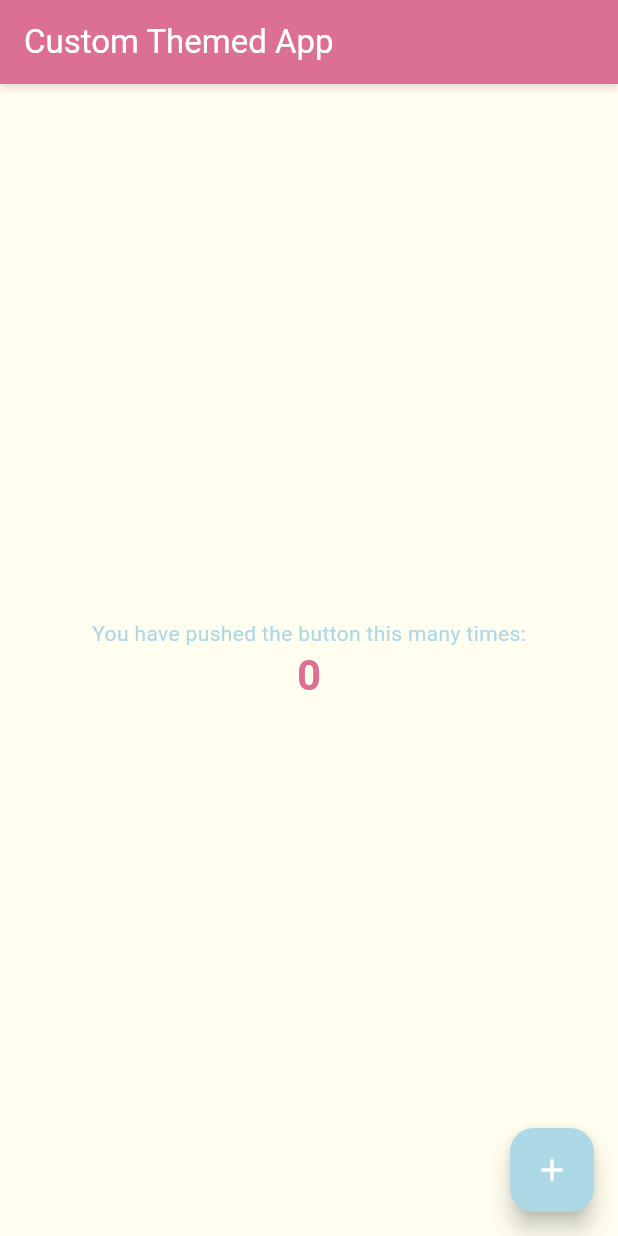
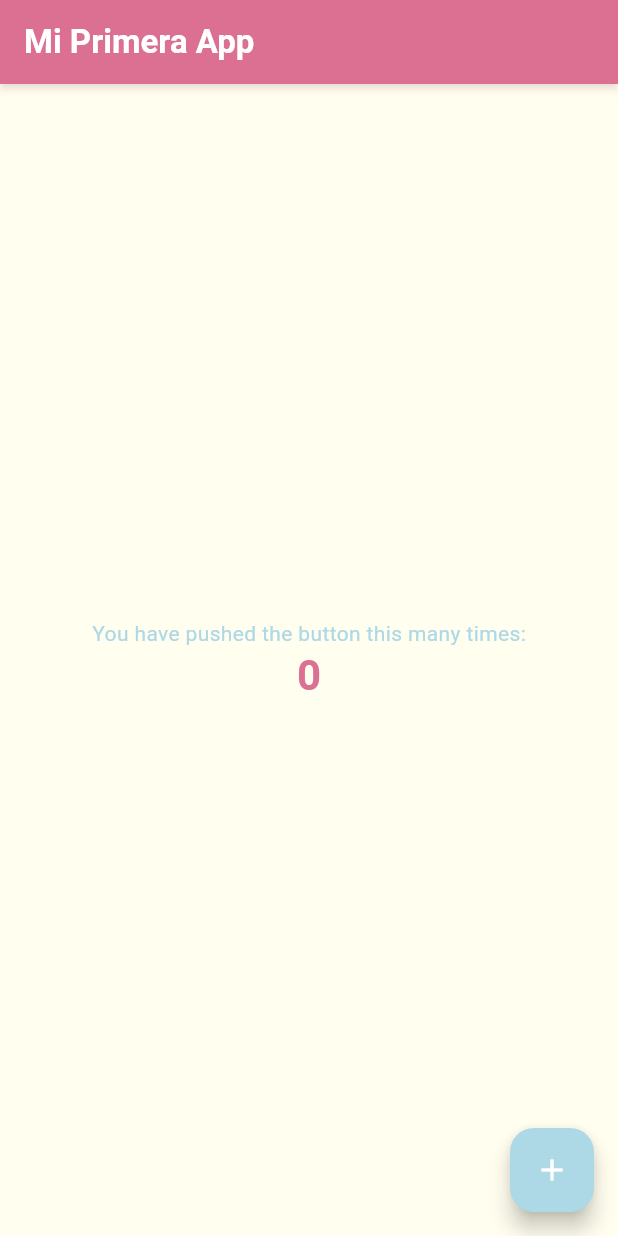
Before and after one commit to kmmelissat/flutter_demo, a Flutter app: the screen it shows after launch, on a phone screen of 412 x 824 dp. Run offline on Flutter 3.47's test engine with Material 3 defaults, Android fonts, the phone set to English and light mode, and no system bars.

Commit message:
🔧 Update home page title and enhance AppBar title styling for better visibility

```diff
--- a/lib/main.dart
+++ b/lib/main.dart
@@ -13,7 +13,7 @@ class MyApp extends StatelessWidget {
     return MaterialApp(
       title: 'Flutter Demo',
       theme: AppTheme.lightTheme,
-      home: const MyHomePage(title: 'Custom Themed App'),
+      home: const MyHomePage(title: 'Mi Primera App'),
     );
   }
 }
@@ -59,7 +59,13 @@ class _MyHomePageState extends State<MyHomePage> {
     // fast, so that you can just rebuild anything that needs updating rather
     // than having to individually change instances of widgets.
     return Scaffold(
-      appBar: AppBar(title: Text(widget.title)),
+      appBar: AppBar(
+        title: Text(
+          widget.title,
+          style: const TextStyle(fontWeight: FontWeight.bold),
+        ),
+        centerTitle: false, // Aligns title to the left
+      ),
       body: Center(
         // Center is a layout widget. It takes a single child and positions it
         // in the middle of the parent.
```
